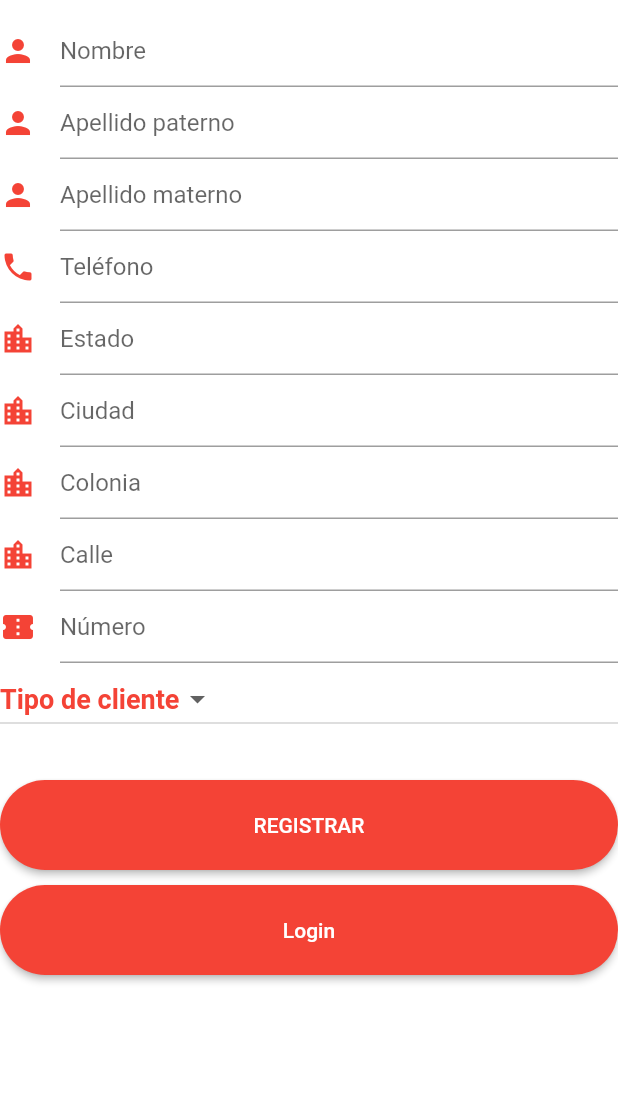
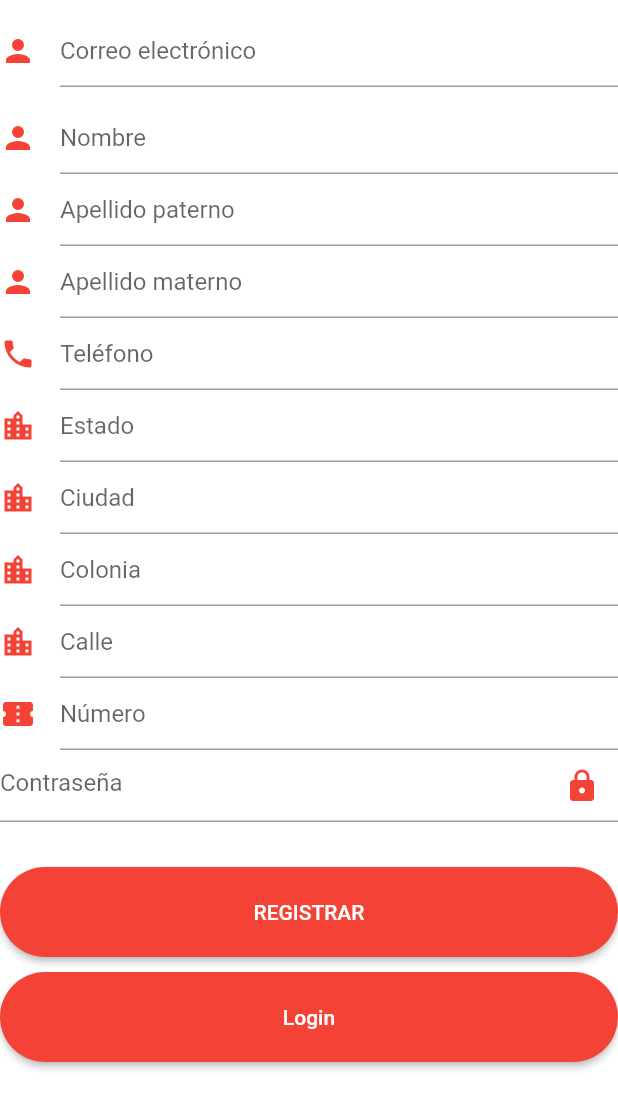
Before and after one commit to landowolf10/pedidos, a Flutter app: the RegistrarClientes screen opened directly, on a phone screen of 412 x 824 dp. Shown: the top 1109 px of the screen. Run offline on Flutter 3.47's test engine with Material 2 defaults, Android fonts, the phone set to English and light mode, and no system bars; our stand-ins replace firebase_messaging; accounts and stored records are empty.

Commit message:
Cambio en tabla de usuario y registro de usuario nuevo con token del dispositivo.

```diff
--- a/lib/src/pages/login.dart
+++ b/lib/src/pages/login.dart
@@ -61,17 +61,18 @@ class LoginPageState extends State<LoginPage> with TickerProviderStateMixin {
         final response = await http.post(
             "https://pruebasbotanax.000webhostapp.com/Pedidos/login.php",
             body: {
-              "nombre_usuario": user.text,
+              "email": user.text,
               "pass": pass.text,
             });
 
         print("Response: " + response.statusCode.toString());
+        print(response.body);
 
         if (response.statusCode == 200) {
           var datauser = json.decode(response.body);
 
           if (!datauser.isEmpty) {
-            if (datauser[0]["nombre_usuario"] == user.text &&
+            if (datauser[0]["email"] == user.text &&
                 datauser[0]["pass"] == pass.text &&
                 datauser[0]["tipo_usuario"] == "Cliente") {
               idUsuario = int.parse(datauser[0]["id"]);
@@ -206,7 +207,6 @@ class LoginPageState extends State<LoginPage> with TickerProviderStateMixin {
       height: 48,
       width: _width,
       child: RaisedButton(
-        animationDuration: Duration(milliseconds: 1000),
         shape: RoundedRectangleBorder(
           borderRadius: BorderRadius.circular(25),
         ),
--- a/lib/src/pages/registroClientes.dart
+++ b/lib/src/pages/registroClientes.dart
@@ -13,7 +13,9 @@ class RegistrarClientes extends StatefulWidget {
 
 class RegistrarClientesState extends State<RegistrarClientes>
     with TickerProviderStateMixin {
-  TextEditingController nicknameController = new TextEditingController();
+  bool _obscuredText = true;
+
+  TextEditingController mailController = new TextEditingController();
   TextEditingController nombreController = new TextEditingController();
   TextEditingController apController = new TextEditingController();
   TextEditingController amController = new TextEditingController();
@@ -29,13 +31,12 @@ class RegistrarClientesState extends State<RegistrarClientes>
 
   bool respuesta = false;
   int credito = 0;
-  String tipoCliente;
 
   void addClient() async {
     var url = "https://pruebasbotanax.000webhostapp.com/Pedidos/addUser.php";
 
     final response = await http.post(url, body: {
-      "nombre_usuario": nicknameController.text,
+      "email": mailController.text,
       "nombre": nombreController.text,
       "apellido_paterno": apController.text,
       "apellido_materno": amController.text,
@@ -72,6 +73,8 @@ class RegistrarClientesState extends State<RegistrarClientes>
         CurvedAnimation(parent: _controller, curve: Curves.bounceInOut);
 
     _controller.forward();
+
+    print("Token a insertar: " + firebaseToken);
   }
 
   @override
@@ -93,6 +96,29 @@ class RegistrarClientesState extends State<RegistrarClientes>
             //Column(
             //children: <Widget>[
             //logo,
+            SizedBox(height: 10),
+            new TextFormField(
+              controller: mailController,
+              style: TextStyle(
+                color: Colors.red,
+              ),
+              decoration: const InputDecoration(
+                focusedBorder: OutlineInputBorder(
+                    borderSide: BorderSide(color: Colors.redAccent, width: 2.0),
+                    borderRadius: const BorderRadius.all(
+                      const Radius.circular(32.0),
+                    )),
+                icon: const Icon(
+                  Icons.person,
+                  color: Colors.red,
+                ),
+                hintText: 'Correo electrónico',
+                /*enabledBorder: OutlineInputBorder(
+                    borderRadius: BorderRadius.circular(32.0),
+                    borderSide: BorderSide(color: Colors.orange, width: 2.0),
+                  ),*/
+              ),
+            ),
             SizedBox(height: 10),
             new TextFormField(
               controller: nombreController,
@@ -264,32 +290,31 @@ class RegistrarClientesState extends State<RegistrarClientes>
                 hintText: 'Número',
               ),
             ),
-            DropdownButton<String>(
-              items: [
-                DropdownMenuItem<String>(
-                  child: Text('A'),
-                  value: 'A',
+            new TextFormField(
+              controller: passController,
+              style: TextStyle(
+                color: Colors.red,
+              ),
+              obscureText: _obscuredText,
+              decoration: InputDecoration(
+                focusedBorder: OutlineInputBorder(
+                  borderSide: BorderSide(color: Colors.redAccent, width: 2.0),
+                  borderRadius: BorderRadius.circular(32.0),
                 ),
-                DropdownMenuItem<String>(
-                  child: Text('B'),
-                  value: 'B',
-                )
-              ],
-              onChanged: (String value) {
-                setState(() {
-                  tipoCliente = value;
-                });
-              },
-              hint: Text(
-                'Tipo de cliente',
-                style: TextStyle(
-                    color: Colors.red,
-                    fontWeight: FontWeight.bold,
-                    fontSize: 18),
+                suffixIcon: IconButton(
+                  color: Colors.red,
+                  onPressed: () {
+                    setState(() {
+                      if (_obscuredText)
+                        _obscuredText = false;
+                      else
+                        _obscuredText = true;
+                    });
+                  },
+                  icon: Icon(Icons.lock),
+                ),
+                hintText: 'Contraseña',
               ),
-              value: tipoCliente,
-              isExpanded: false,
-              style: TextStyle(color: Colors.red),
             ),
             SizedBox(height: 30),
             new ButtonTheme(
@@ -316,7 +341,7 @@ class RegistrarClientesState extends State<RegistrarClientes>
                       coloniaController.text == "" ||
                       calleController.text == "" ||
                       numeroController.text == "" ||
-                      tipoCliente == null)
+                      passController.text == "")
                     dialogo.emptyDialog(context);
                   else if (telefonoController.text.length > 10 ||
                       telefonoController.text.length < 10) {
--- a/lib/src/providers/push_notifications_provider.dart
+++ b/lib/src/providers/push_notifications_provider.dart
@@ -21,6 +21,7 @@ class PushNotificatinProvider {
       print(firebaseToken);
 
       //dBEx7pHR6JI:APA91bE7rlvTC6QAH5eFON-eMB84oxVISEEk5q6LQBepIqf3EWUVpHKvJb4ATTWaxnf0OR_PpWpZQJn1-vT0jaPIwm-5QSH6C4EfvsmNtzzA3ZCn76w1KcqY6aTk-CGf0N3EuSE23j8V
+      //cXN_ooG9vhg:APA91bEeYsjkAW_rPgoPUXBPN6HFFXiq4SzVosz84czLU_rCNxUpHA-9UEGwJVVgq2vcS6mYxw6_hsm691YOAnChhAAuo4DOBxzggbNn1y5Tn4rAoVWvy_RqIPUXcd4IFk6lQcTQyY0z
     });
 
     _firebaseMessaging.configure(onMessage: (info) async {
--- a/pedidos db.txt
+++ b/pedidos db.txt
@@ -2,7 +2,7 @@ Tablas:
 CREATE TABLE IF NOT EXISTS usuarios
 (
     id 					INT AUTO_INCREMENT,
-    nombre_usuario		VARCHAR(30),
+    email		        VARCHAR(100) NOT NULL,
     nombre 			 	VARCHAR(30) NOT NULL,
     apellido_paterno 	VARCHAR(30) NOT NULL,
     apellido_materno 	VARCHAR(30) NOT NULL,
@@ -26,7 +26,7 @@ Procedimientos almacenados:
 DELIMITER //
 CREATE PROCEDURE insertar_usuario
 (
-    IN nickname		VARCHAR(30),
+    IN email_u		VARCHAR(100),
     IN nombre_u 	VARCHAR(30),
     IN apellido_p 	VARCHAR(30),
     IN apellido_m 	VARCHAR(30),
@@ -41,9 +41,9 @@ CREATE PROCEDURE insertar_usuario
     IN token		VARCHAR(200)
 )
 BEGIN
-	INSERT INTO usuarios (nombre_usuario, nombre, apellido_paterno, apellido_materno, telefono, estado, ciudad, colonia, calle, numero, pass, tipo_usuario, firebase_token)  VALUES
-	(nickname, nombre_u, apellido_p, apellido_m, tel, estado_u, ciudad_u, colonia_u, calle_u, numero_u, pass_u, tipo_u, token);
+	INSERT INTO usuarios (email, nombre, apellido_paterno, apellido_materno, telefono, estado, ciudad, colonia, calle, numero, pass, tipo_usuario, firebase_token)  VALUES
+	(email_u, nombre_u, apellido_p, apellido_m, tel, estado_u, ciudad_u, colonia_u, calle_u, numero_u, pass_u, tipo_u, token);
 END//
 DELIMITER ;
 
-CALL insertar_usuario("lando", "Luis Orlando", "Avila", "Garcia", "5564191682", "CDMX", "Ciudad de México", "Las Cruces", "Ahuatla", "S/N", "landowolf10",  "Cliente", "YGAd87897davguf78JDf8567")
+CALL insertar_usuario("orlando.avilag@hotmail.com", "Luis Orlando", "Avila", "Garcia", "5564191682", "CDMX", "Ciudad de México", "Las Cruces", "Ahuatla", "S/N", "landowolf10",  "Cliente", "YGAd87897davguf78JDf8567")
```
